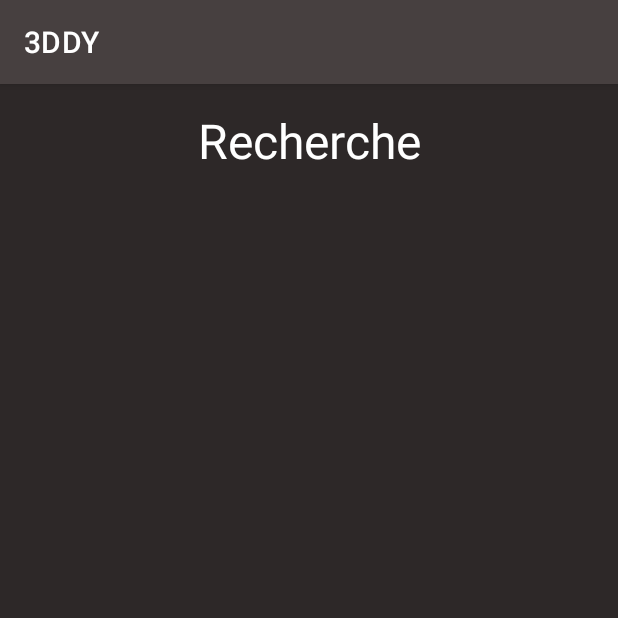
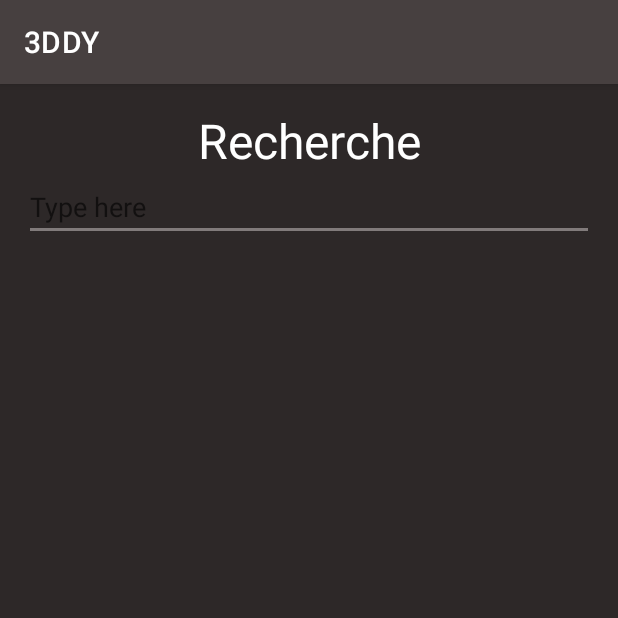
Before and after one commit to LucasVanV/3DDY, an Android app: the fragment FragmentRecherche shown on its own in the app's theme, on a phone screen of 412 x 824 dp, the top half of it. Run offline under Robolectric (Android 15) with nearby library versions, the phone set to English and light mode, and no system bars.

Commit message:
avancé recherche

```diff
--- a/app/src/main/java/fr/uphf/a3ddy/controller/fragment/FragmentRecherche.java
+++ b/app/src/main/java/fr/uphf/a3ddy/controller/fragment/FragmentRecherche.java
@@ -1,66 +1,57 @@
 package fr.uphf.a3ddy.controller.fragment;
 
+import android.content.Context;
 import android.os.Bundle;
 
+import androidx.annotation.NonNull;
 import androidx.fragment.app.Fragment;
 
 import android.view.LayoutInflater;
+import android.view.Menu;
+import android.view.MenuInflater;
+import android.view.MenuItem;
 import android.view.View;
 import android.view.ViewGroup;
+import android.widget.ArrayAdapter;
+import android.widget.AutoCompleteTextView;
+import android.widget.ListView;
+import android.widget.SearchView;
 
 import fr.uphf.a3ddy.R;
+import fr.uphf.a3ddy.model.UtilisateurSecurity;
+import fr.uphf.a3ddy.service.AppService;
+import fr.uphf.a3ddy.service.LoadFragmentService;
 
-/**
- * A simple {@link Fragment} subclass.
- * Use the {@link FragmentRecherche#newInstance} factory method to
- * create an instance of this fragment.
- */
+
 public class FragmentRecherche extends Fragment {
+    View view;
+    Context context;
+    private AppService appService;
+    private UtilisateurSecurity userS;
+    AutoCompleteTextView autoCompleteTextView;
+    private LoadFragmentService loadFragmentService;
+    ListView resultatsRecherche;
 
-    // TODO: Rename parameter arguments, choose names that match
-    // the fragment initialization parameters, e.g. ARG_ITEM_NUMBER
-    private static final String ARG_PARAM1 = "param1";
-    private static final String ARG_PARAM2 = "param2";
-
-    // TODO: Rename and change types of parameters
-    private String mParam1;
-    private String mParam2;
-
-    public FragmentRecherche() {
-        // Required empty public constructor
+    public void iniUI() {
+        autoCompleteTextView = view.findViewById(R.id.autoComplete);
+        ArrayAdapter<String> adapter = new ArrayAdapter<>(getActivity(), android.R.layout.simple_dropdown_item_1line);
+        autoCompleteTextView.setAdapter(adapter);
+        resultatsRecherche = view.findViewById(R.id.resultats_recherche);
     }
 
-    /**
-     * Use this factory method to create a new instance of
-     * this fragment using the provided parameters.
-     *
-     * @param param1 Parameter 1.
-     * @param param2 Parameter 2.
-     * @return A new instance of fragment FragmentRecherche.
-     */
-    // TODO: Rename and change types and number of parameters
-    public static FragmentRecherche newInstance(String param1, String param2) {
-        FragmentRecherche fragment = new FragmentRecherche();
-        Bundle args = new Bundle();
-        args.putString(ARG_PARAM1, param1);
-        args.putString(ARG_PARAM2, param2);
-        fragment.setArguments(args);
-        return fragment;
-    }
+    public void setListeners() {
 
-    @Override
-    public void onCreate(Bundle savedInstanceState) {
-        super.onCreate(savedInstanceState);
-        if (getArguments() != null) {
-            mParam1 = getArguments().getString(ARG_PARAM1);
-            mParam2 = getArguments().getString(ARG_PARAM2);
-        }
     }
 
     @Override
     public View onCreateView(LayoutInflater inflater, ViewGroup container,
                              Bundle savedInstanceState) {
         // Inflate the layout for this fragment
-        return inflater.inflate(R.layout.fragment_recherche, container, false);
-    }
+        view = inflater.inflate(R.layout.fragment_recherche, container, false);;
+        context = getContext();
+        appService = (AppService) getActivity().getApplication();
+        userS = appService.getUtilisateurSecurity();
+        loadFragmentService = new LoadFragmentService(this);
+
+        return view;    }
 }
--- a/app/src/main/res/layout/fragment_recherche.xml
+++ b/app/src/main/res/layout/fragment_recherche.xml
@@ -18,11 +18,19 @@
         app:layout_constraintStart_toStartOf="parent"
         app:layout_constraintTop_toTopOf="parent" />
 
-    <ListView
-        app:layout_constraintTop_toBottomOf="@+id/titre_recherche"
+    <AutoCompleteTextView
+        android:id="@+id/autoComplete"
         android:layout_width="match_parent"
         android:layout_height="wrap_content"
-        android:id="@+id/listView" />
+        android:hint="Type here"
+        app:layout_constraintTop_toBottomOf="@+id/titre_recherche"
+        tools:ignore="MissingConstraints" />
+
+    <ListView
+        app:layout_constraintTop_toBottomOf="@+id/autoComplete"
+        android:id="@+id/resultats_recherche"
+        android:layout_width="match_parent"
+        android:layout_height="wrap_content" />
 
 
 </androidx.constraintlayout.widget.ConstraintLayout>
```
Also changed, not shown: app/src/main/java/fr/uphf/a3ddy/service/retrofit/api/SearchApi.java (added, +25 -0 lines).
